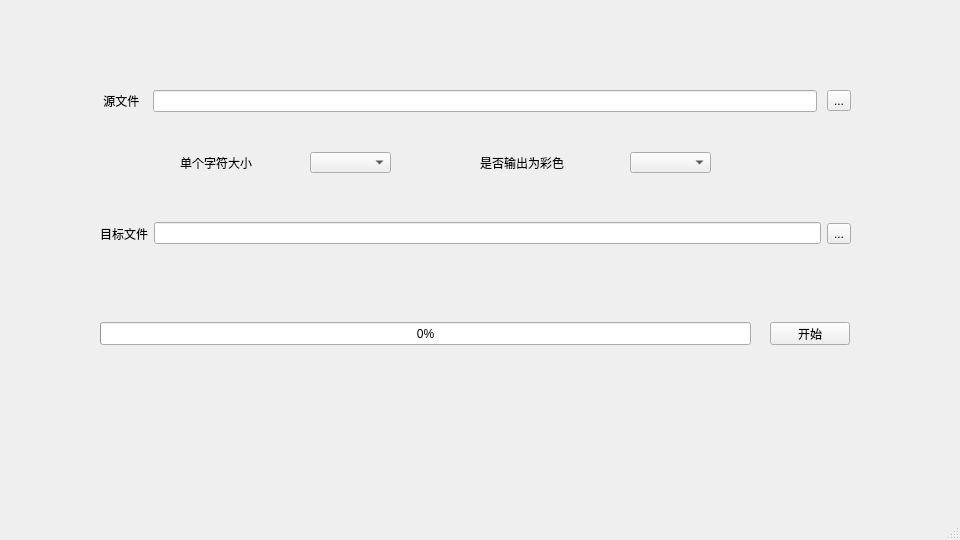
The window that mainWindow.ui (ZYFZYF/Ascii-Generator) describes before a commit, drawn with Qt 5.
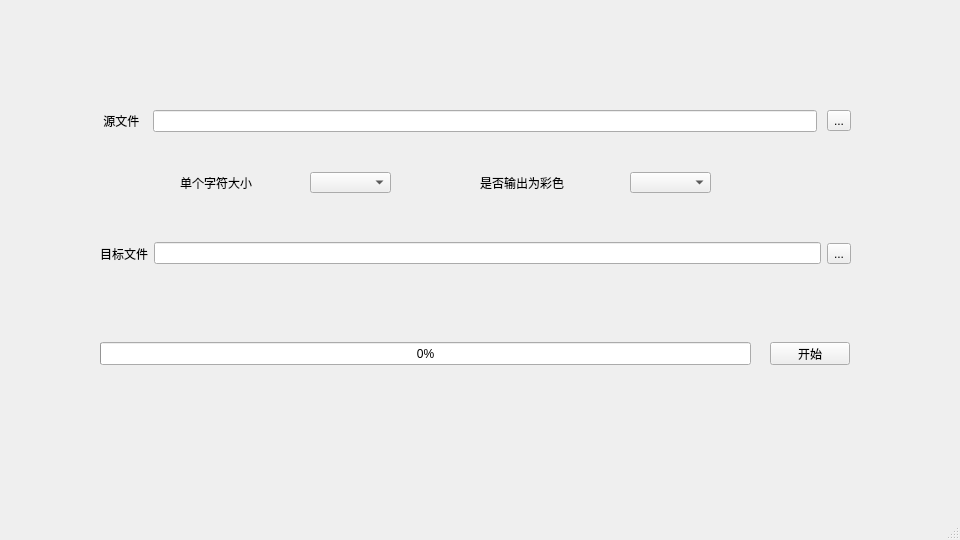
The same window after the commit.

What changed in the file:
```diff
--- a/mainWindow.ui
+++ b/mainWindow.ui
@@ -27,9 +27,9 @@
     <property name="geometry">
      <rect>
       <x>100</x>
-      <y>90</y>
+      <y>110</y>
       <width>751</width>
-      <height>321</height>
+      <height>371</height>
      </rect>
     </property>
     <layout class="QVBoxLayout" name="verticalLayout">
```
Left out of the diff: 16 changed lines with no effect on the pictures.
